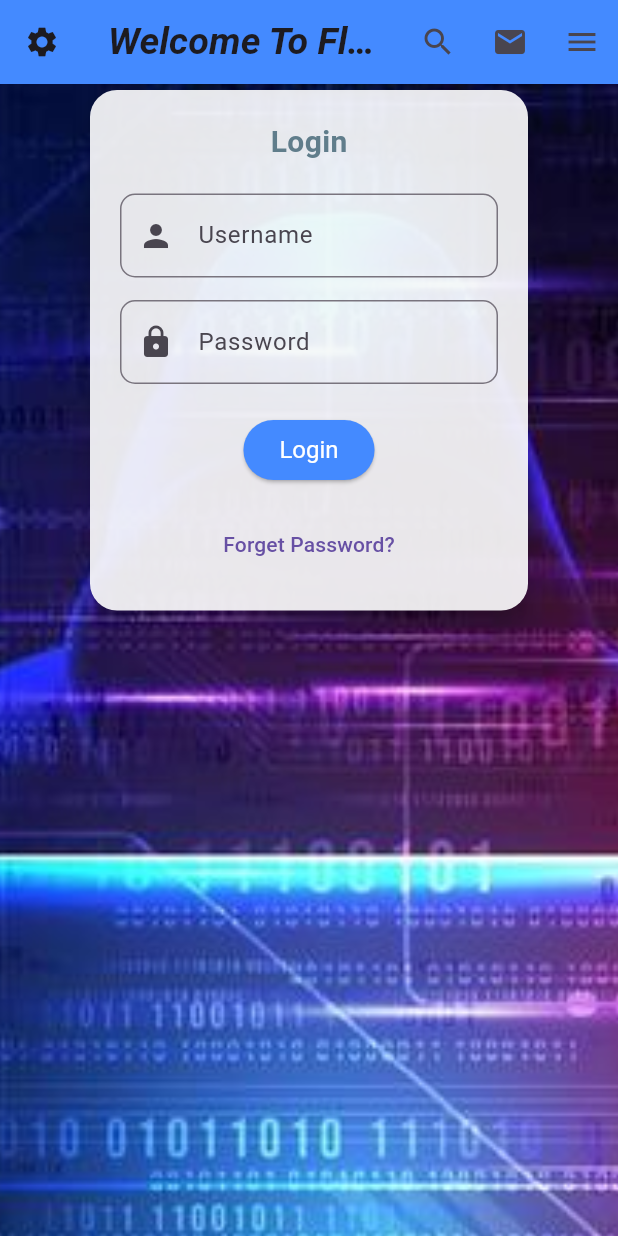
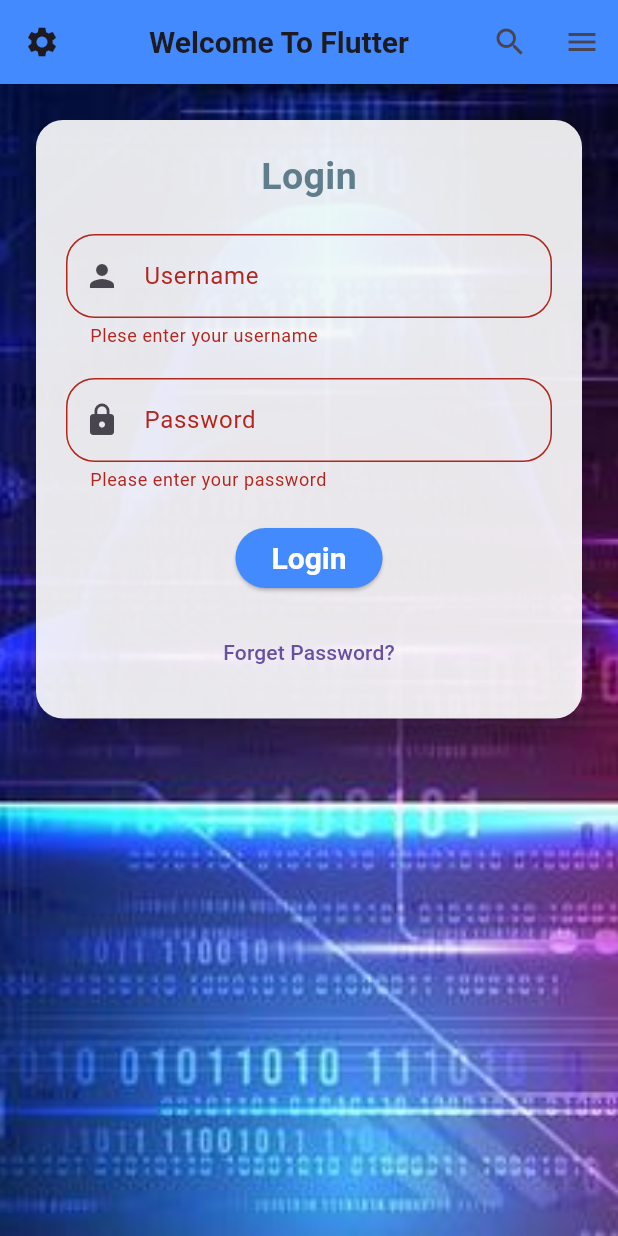
Before and after one commit to AbulHasnatHridoy/LoginWithValidationProject, a Flutter app: the screen it shows after launch, after a tap on "Login", on a phone screen of 412 x 824 dp. Run offline on Flutter 3.47's test engine with Material 3 defaults, Android fonts, the phone set to English and light mode, and no system bars.

Commit message:
version 0.1

```diff
--- a/lib/HomePage.dart
+++ b/lib/HomePage.dart
@@ -0,0 +1,34 @@
+import 'package:flutter/material.dart';
+import 'package:project/loginPage.dart';
+import 'package:project/main.dart';
+class Homepage extends StatelessWidget {
+  const Homepage({super.key});
+
+  @override
+  Widget build(BuildContext context) {
+    return Scaffold(
+      appBar: AppBar(
+        backgroundColor: Colors.amberAccent,
+        title: Text("Homepage",
+        style: TextStyle(
+          fontSize: 25.0,
+          fontWeight: FontWeight.bold
+        ) ,),
+      ),
+      body: Title(color: Colors.lightBlue,
+      child: Center(
+        child: Text("🎉 Welcome Hridoy!🎉",
+        style: TextStyle(
+          fontSize: 25.0,
+          foreground: Paint(
+
+          ),
+
+        ),
+        ),
+      ),
+      ),
+    );
+
+  }
+}
--- a/lib/loginPage.dart
+++ b/lib/loginPage.dart
@@ -1,7 +1,11 @@
 import 'package:flutter/material.dart';
+import 'package:project/HomePage.dart';
 import 'package:project/main.dart';
 class LoginPage extends StatelessWidget {
-  const LoginPage({super.key});
+   LoginPage({super.key});
+   final _formkey=GlobalKey<FormState>();
+   final TextEditingController _usernameController=TextEditingController();
+   final TextEditingController _passwordController =TextEditingController();
 
   @override
   Widget build(BuildContext context) {
@@ -9,118 +13,186 @@ class LoginPage extends StatelessWidget {
       resizeToAvoidBottomInset: true,
       appBar: AppBar(
         backgroundColor: Colors.blueAccent,
+
         title: Center(
           child: Text("Welcome To Flutter",
-          style: TextStyle(
-            fontSize: 25.0,
-            fontStyle: FontStyle.italic,
+          style:TextStyle(
+            fontSize: 20.0,
             fontWeight: FontWeight.bold,
-          ) ,),
+
+            ) ,
+          ),
         ),
         leading: IconButton(onPressed: (){print("settings");},
          icon: Icon(Icons.settings)),
          actions: [
-          IconButton(onPressed: (){print("search");},
+          IconButton(onPressed: (){},
            icon: Icon(Icons.search)),
-          IconButton(onPressed: (){print("email");},
-          icon: Icon(Icons.email)),
-          IconButton(onPressed: (){print("menu");},
+           IconButton(onPressed: (){},
             icon: Icon(Icons.menu))
          ],
       ),
-      body: SingleChildScrollView(
-        child: Center(
-          child: Stack(
+      body: Stack(
         children: [
-          //Background Image
-          SizedBox(
-            width: MediaQuery.of(context).size.width ,
+          Center(
+            child: SizedBox(
+              //background image
               height: MediaQuery.of(context).size.height,
+              width:MediaQuery.of(context).size.width,
               child: image,
             ),
-          //login form Sizebox
-          Center(
-            child: SizedBox(
-              width: 300.0,
-              child:Card(
+            //login form
+
+
+          ),
+          SingleChildScrollView(
+
+            child: Center(
+              child: Padding(
+                padding:EdgeInsets.all(20.0),
+                child: Card(
                   elevation: 9,
                   color: Colors.white.withOpacity(0.9),
                   shape: RoundedRectangleBorder(
                     borderRadius: BorderRadius.circular(18),
                   ),
                   child: Padding(
-                  padding: const EdgeInsets.all(20.0),
+                    padding: EdgeInsets.all(20.0),
+                    //form wrapper
+                    child: Form(
+                      key: _formkey,
                       child: Column(
                         mainAxisSize: MainAxisSize.min,
                         children: [
-                      const Text("Login",
+                          Text("Login",
                           style: TextStyle(
-                        fontSize: 20.0,
+                            fontSize: 25.0,
                             fontWeight: FontWeight.bold,
-                        color: Colors.blueGrey
-                      ),),
-                      SizedBox(
-                        height:20,
-
-                      ),
-                      TextField(
-                        decoration: InputDecoration(
-                          labelText: "Username",
-                          prefixIcon: const Icon(Icons.person),
-                          border: OutlineInputBorder(
-                            borderRadius: BorderRadius.circular(10),
-                            ),
-                        ),
-                      ),
-                      SizedBox(
-                        height: 15,
-                      ),
-                      TextField(
-                        obscureText: true,
-                        decoration:
-                        InputDecoration(
-                          labelText: "Password",
-                          prefixIcon: const Icon(Icons.lock),
-                          border: OutlineInputBorder(
-                            borderRadius: BorderRadius.circular(10),
-                          ),
+                            color: Colors.blueGrey,
                           ),
                           ),
                           SizedBox(
                             height: 20,
+
                           ),
-                      ElevatedButton(
-                        onPressed: () {
-                          print("login button");
+                          TextFormField(
+                            controller: _usernameController,
+                            decoration: InputDecoration(
+                              border: OutlineInputBorder(
+                                borderRadius: BorderRadius.circular(19),
+
+                              ),
+                              prefixIcon: Icon(Icons.person),
+                              hintText: "Enter your name",
+                              labelText: "Username",
+                            ),
+                            validator: (value) {
+                              if(value ==null || value.isEmpty)
+                              {
+                                return("Plese enter your username");
+                              }
+                              return null;
+                            },
+                          ),
+                          SizedBox(
+                            //password box
+                            height: 20,
+
+                          ),
+                          TextFormField(
+                            controller:  _passwordController,
+                            decoration: InputDecoration(
+                              border: OutlineInputBorder(
+                                borderRadius: BorderRadius.circular(19),
+
+                              ),
+                              hintText: "Enter your password",
+                              prefixIcon: Icon(Icons.lock),
+                              labelText: "Password",
+
+                            ),
+                            validator: (value) {
+                              if(value == null || value.isEmpty)
+                              {
+                                return "Please enter your password";
+                              }
+                              else if(value.length<6)
+                              {
+                                return "Password should be at least 6 characters";
+                              }
+                              return null;
+                            },
+
+
+                          ),
+                          const SizedBox(
+                            height: 20,
+
+                          ),
+                          //Login button with validation +check
+                          ElevatedButton(onPressed: ()
+                          {
+                            if(_formkey.currentState!.validate())
+                            {
+                              String username=_usernameController.text.trim();
+                              String password =_passwordController.text.trim();
+
+                            if(username=="Amrin Sultana" && password=="123456")
+                            {
+                              //Navigate to the next page
+                              Navigator.push(
+                                context,
+                                MaterialPageRoute(builder: (context)=>Homepage()),
+                                );
+
+                            }else{
+                              ScaffoldMessenger.of(context).showSnackBar(
+                                const SnackBar(
+                                  content:Text("Invalid Username or Password"),
+                                  backgroundColor: Colors.redAccent,
+                                  ),
+                                  );
+                            }
+                            }
                           },
                           style: ElevatedButton.styleFrom(
-                          textStyle: const TextStyle(
-                            fontSize: 16,
+                            textStyle: TextStyle(fontSize: 20),
+
+                            backgroundColor: Colors.blueAccent,
+                            foregroundColor: Colors.white10,
+
                           ),
-                          backgroundColor: Colors.blueAccent,
-                          foregroundColor: Colors.white,
+                           child: Text("Login",style: TextStyle(
+                            fontSize: 20.0,
+                            fontWeight: FontWeight.bold,
+                            color: Colors.white
                            ),
-                        child: const Text("Login"),
                            ),
-                      SizedBox(
+                           ),
+                           const SizedBox(
                             height: 15,
                            ),
-                      TextButton(onPressed: (){print("Forget Password?");},
-                      child: Text("Forget Password?"),),
+                           TextButton(onPressed: (){
+                            print("Forget Password?");
+
+                           }, child: Text("Forget Password?"))
+
                         ],
 
                       ),
 
                       ),
+                    ),
 
+
+                ),
+
+                ),
+            ),
 
           )
 
-            ),
-          )
         ],
-      ),
-        ),
       ),
     );
   }
```
Lines whose indentation alone changed are shown as unchanged.
